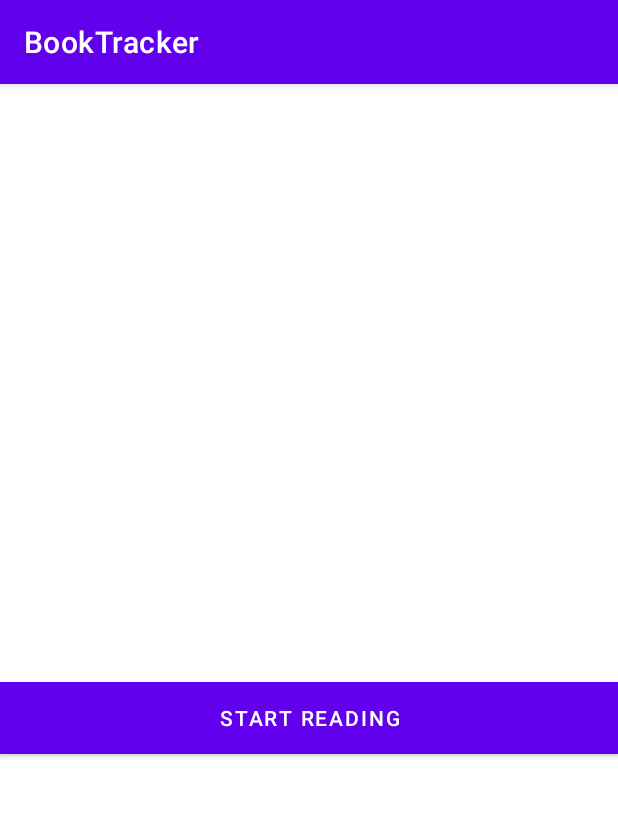
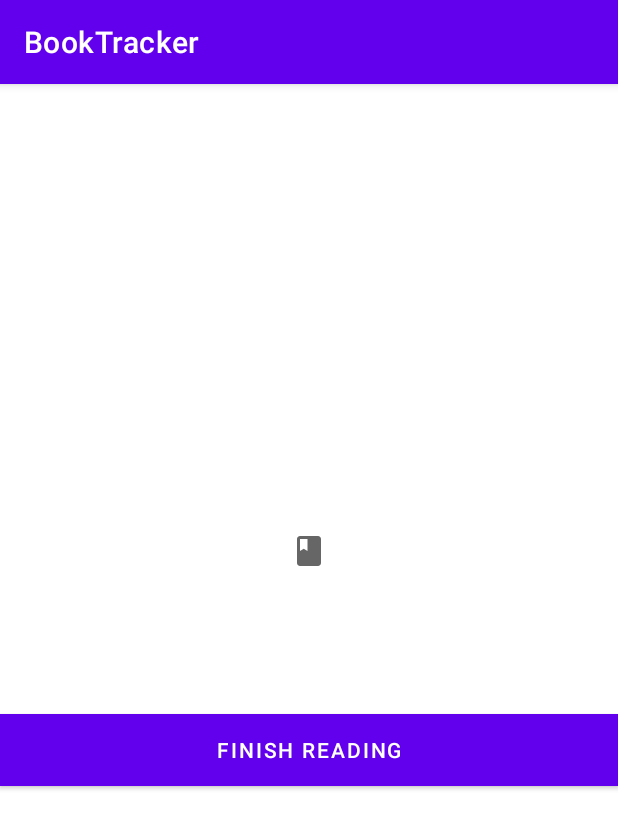
Before and after one commit to piogru/BookTracker, an Android app: the BookDetailsActivity screen opened directly, with no data from a screen before it, on a phone screen of 412 x 824 dp. Shown: the top 829 px of the screen. Run offline under Robolectric (Android 15) with nearby library versions, the phone set to English and light mode, and no system bars; our stand-ins replace Picasso, Room's generated code; pictures from the network do not load.

Commit message:
Create Book details view with finish reading functionality (#3)
* Add details display to Book Detail Activity

* Add book reading finish functionality

* Add confirmation dialog to Book's finish reading button

```diff
--- a/app/build.gradle
+++ b/app/build.gradle
@@ -34,6 +34,7 @@ dependencies {
     implementation 'androidx.constraintlayout:constraintlayout:2.1.2'
     implementation 'androidx.navigation:navigation-ui:2.3.5'
     implementation 'androidx.navigation:navigation-fragment:2.3.5'
+    implementation 'androidx.legacy:legacy-support-v4:1.0.0'
     testImplementation 'junit:junit:4.+'
     androidTestImplementation 'androidx.test.ext:junit:1.1.3'
     androidTestImplementation 'androidx.test.espresso:espresso-core:3.4.0'
--- a/app/src/main/java/com/example/booktracker/AddBooksActivity.java
+++ b/app/src/main/java/com/example/booktracker/AddBooksActivity.java
@@ -48,7 +48,7 @@ public class AddBooksActivity extends AppCompatActivity {
     @Override
     protected void onCreate(Bundle savedInstanceState) {
         super.onCreate(savedInstanceState);
-        setContentView(R.layout.activity_book_details);
+        setContentView(R.layout.activity_add_book);
         bookTitleTextView = findViewById(R.id.book_title);
         bookAuthorTextView = findViewById(R.id.book_author);
         bookPageCountTextView = findViewById(R.id.book_page_count);
--- a/app/src/main/java/com/example/booktracker/BookDetailsActivity.java
+++ b/app/src/main/java/com/example/booktracker/BookDetailsActivity.java
@@ -1,6 +1,7 @@
 package com.example.booktracker;
 
 import androidx.appcompat.app.AppCompatActivity;
+import androidx.lifecycle.ViewModelProviders;
 
 import android.content.Intent;
 import android.os.Bundle;
@@ -8,15 +9,36 @@ import android.text.TextUtils;
 import android.view.View;
 import android.widget.Button;
 import android.widget.EditText;
+import android.widget.ImageView;
 import android.widget.TextView;
+
+import com.example.booktracker.booksearch.BookSearch;
+import com.example.booktracker.database.BookViewModel;
+import com.squareup.picasso.Picasso;
+
+import java.util.Date;
+
+import static com.example.booktracker.MainActivity.IMAGE_URL_BASE;
 
 public class BookDetailsActivity extends AppCompatActivity {
 
-    public static final String EXTRA_BOOK_TITLE = "com.example.booktracker.book.EDIT_BOOK_TITLE";
-    public static final String EXTRA_BOOK_AUTHOR = "com.example.booktracker.book.EDIT_BOOK_AUTHOR";
+    public static final String EXTRA_BOOK_TITLE = "com.example.booktracker.EDIT_BOOK_TITLE";
+    public static final String EXTRA_BOOK_AUTHOR = "com.example.booktracker.EDIT_BOOK_AUTHOR";
+    public static final String EXTRA_BOOK_PAGE_COUNT = "com.example.booktracker.EDIT_BOOK_PAGE_COUNT";
+    public static final String EXTRA_BOOK_START_DATE = "com.example.booktracker.EDIT_BOOK_START_DATE";
+    public static final String EXTRA_BOOK_END_DATE = "com.example.booktracker.EDIT_BOOK_END_DATE";
+    public static final String EXTRA_BOOK_TIME_SPENT = "com.example.booktracker.EDIT_BOOK_TIME_SPENT";
+    public static final String EXTRA_BOOK_COVER = "com.example.booktracker.EDIT_BOOK_COVER";
 
     private TextView titleTextView;
     private TextView authorTextView;
+    private TextView pageCountTextView;
+    private TextView startDateTextView;
+    private TextView endDateTextView;
+    private TextView timeSpentTextView;
+    private ImageView bookCover;
+
+    private BookViewModel bookViewModel;
 
     @Override
     protected void onCreate(Bundle savedInstanceState) {
@@ -25,27 +47,63 @@ public class BookDetailsActivity extends AppCompatActivity {
 
         titleTextView = findViewById(R.id.book_title);
         authorTextView = findViewById(R.id.book_author);
+        pageCountTextView = findViewById(R.id.book_page_count);
+        startDateTextView = findViewById(R.id.book_start_date);
+        endDateTextView = findViewById(R.id.book_end_date);
+        timeSpentTextView = findViewById(R.id.book_time_spent);
+
+        bookCover = findViewById(R.id.book_img_cover);
+
+        Bundle extras = getIntent().getExtras();
+
         if(getIntent().hasExtra(EXTRA_BOOK_TITLE)) {
             titleTextView.setText(getIntent().getStringExtra(EXTRA_BOOK_TITLE));
+        }
+        if(getIntent().hasExtra(EXTRA_BOOK_AUTHOR)) {
             authorTextView.setText(getIntent().getStringExtra(EXTRA_BOOK_AUTHOR));
         }
+        if(getIntent().hasExtra(EXTRA_BOOK_PAGE_COUNT)) {
+//            pageCountTextView.setText(getIntent().getStringExtra(EXTRA_BOOK_PAGE_COUNT));
+            pageCountTextView.setText(String.valueOf(getIntent().getIntExtra(EXTRA_BOOK_PAGE_COUNT, -1)));
+        }
+        if(getIntent().hasExtra(EXTRA_BOOK_START_DATE)) {
+            Date d = new Date();
+            d.setTime(getIntent().getLongExtra(EXTRA_BOOK_START_DATE, -1));
+            startDateTextView.setText(d.toString());
+        }
+        if(getIntent().hasExtra(EXTRA_BOOK_END_DATE)) {
+            Date d = new Date();
+            d.setTime(getIntent().getLongExtra(EXTRA_BOOK_END_DATE, -1));
+            endDateTextView.setVisibility(View.VISIBLE);
+            endDateTextView.setText(d.toString());
+        }
+        if(getIntent().hasExtra(EXTRA_BOOK_TIME_SPENT)) {
+            timeSpentTextView.setText(String.valueOf(getIntent().getIntExtra(EXTRA_BOOK_TIME_SPENT, 0)));
+        }
 
-        final Button button = findViewById(R.id.button_save);
-        button.setOnClickListener(new View.OnClickListener() {
-            public void onClick(View view) {
-                Intent replyIntent = new Intent();
-//                if(TextUtils.isEmpty(editTitleEditText.getText())
-//                        || TextUtils.isEmpty(editTitleEditText.getText())) {
-//                    setResult(RESULT_CANCELED, replyIntent);
-//                } else {
-//                    String title = editTitleEditText.getText().toString();
-//                    replyIntent.putExtra(EXTRA_BOOK_TITLE, title);
-//                    String author = editAuthorEditText.getText().toString();
-//                    replyIntent.putExtra(EXTRA_BOOK_AUTHOR, author);
-//                    setResult(RESULT_OK, replyIntent);
-//                }
-                finish();
-            }
-        });
+        if (getIntent().hasExtra(EXTRA_BOOK_COVER)) {
+            Picasso.with(getApplicationContext())
+                    .load(IMAGE_URL_BASE + getIntent().getStringExtra(EXTRA_BOOK_COVER) + "-L.jpg")
+                    .placeholder(R.drawable.ic_book_black_24dp).into(bookCover);
+        } else {
+            bookCover.setImageResource(R.drawable.ic_book_black_24dp);
+        }
+
+        bookViewModel = ViewModelProviders.of(this).get(BookViewModel.class);
+
+        // confirmation dialog
+        if(!getIntent().hasExtra(EXTRA_BOOK_END_DATE)) {
+            final Button button = findViewById(R.id.button_save);
+            button.setVisibility(View.VISIBLE);
+
+            FinishConfirmationDialogFragment confirmationDialog = new FinishConfirmationDialogFragment();
+
+            button.setOnClickListener(new View.OnClickListener() {
+                public void onClick(View view) {
+                    confirmationDialog.show(getSupportFragmentManager(),
+                            FinishConfirmationDialogFragment.TAG);
+                }
+            });
+        }
     }
 }
--- a/app/src/main/res/layout/activity_book_details.xml
+++ b/app/src/main/res/layout/activity_book_details.xml
@@ -42,11 +42,25 @@
         android:layout_height="wrap_content"
         />
 
+    <TextView
+        android:id="@+id/book_end_date"
+        android:layout_width="wrap_content"
+        android:layout_height="wrap_content"
+        android:visibility="gone"
+        />
+
+    <TextView
+        android:id="@+id/book_time_spent"
+        android:layout_width="wrap_content"
+        android:layout_height="wrap_content"
+        />
+
     <Button
         android:id="@+id/button_save"
         android:layout_width="match_parent"
         android:layout_height="wrap_content"
+        android:visibility="gone"
         android:background="@color/purple_200"
-        android:text="@string/start_reading"
+        android:text="@string/finish_reading"
         />
 </LinearLayout>
--- a/app/src/main/res/values/strings.xml
+++ b/app/src/main/res/values/strings.xml
@@ -23,6 +23,13 @@
     <string name="book_added">Book added</string>
     <string name="book_edited">Book edited</string>
     <string name="book_deleted">Book deleted</string>
+    <string name="book_finished">Finished reading book</string>
 
     <string name="start_reading">Start reading</string>
+    <string name="finish_reading">Finish reading</string>
+
+    <string name="book_finish_title">Finish reading</string>
+    <string name="book_finish_message">Are you sure you want to finish reading this book?</string>
+    <string name="ok">OK</string>
+    <string name="cancel">Cancel</string>
 </resources>
```
Also changed, not shown: app/src/main/java/com/example/booktracker/FinishConfirmationDialogFragment.java (added, +36 -0 lines), app/src/main/java/com/example/booktracker/MainActivity.java (+25 -3 lines), app/src/main/java/com/example/booktracker/database/entities/Book.java (+20 -0 lines), app/src/main/res/layout/activity_add_book.xml (+25 -5 lines).
